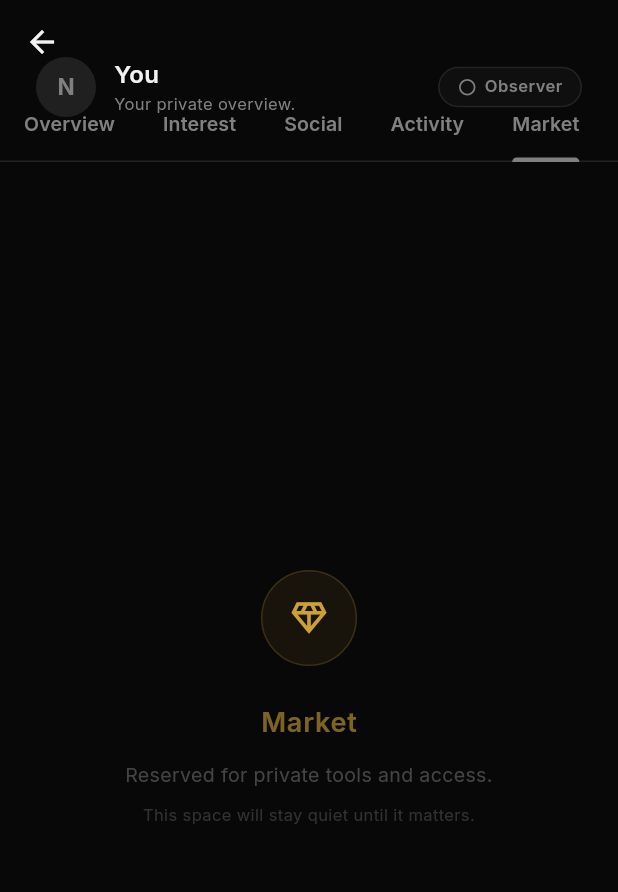
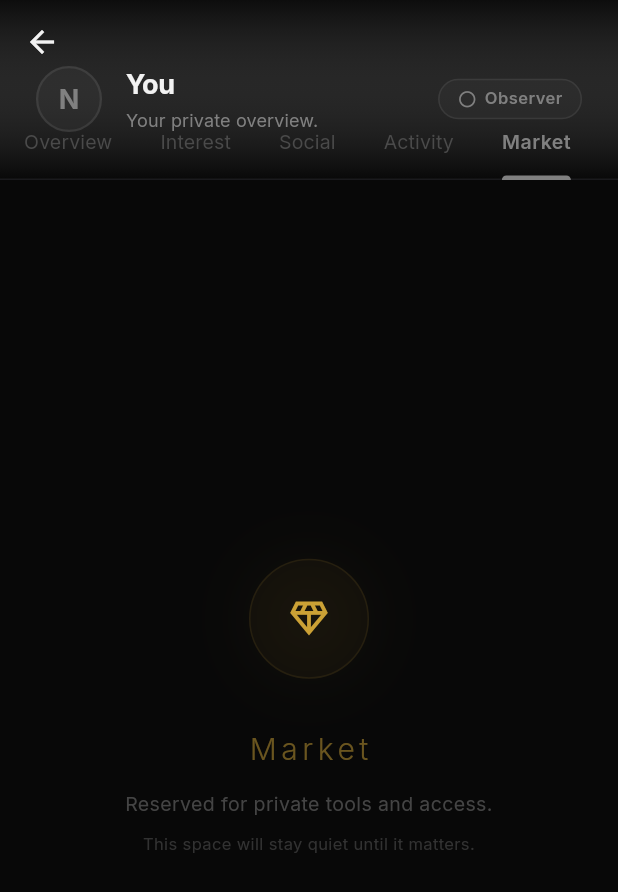
Before and after one commit to futurebotcu/noblora, a Flutter app: the StatusScreen screen opened directly, tab 5 chosen, on a phone screen of 412 x 824 dp. Shown: the top 892 px of the screen. Run offline on Flutter 3.47's test engine with Material 3 defaults, Android fonts, the phone set to English and light mode, and no system bars; our stand-ins replace cached_network_image, flutter_dotenv, flutter_riverpod, google_fonts, image_picker, shared_preferences and 2 more; accounts and stored records are empty; network calls fail.

Commit message:
feat: Remaining screen redesign final pass - Status, Profile, Settings, Filters, Nob, BFF, Social, Market
Status Hub:
- Taller hero (120px) with subtle gradient accent glow at top
- Larger avatar container (44px) with accent border
- Stronger name typography (18px, -0.3 tracking)
- Tab bar: thinner indicator (2px), subtler divider, disabled state refined
- _Card widget: soft shadow (blur 16), 0.5px borderSubtle

Profile:
- 3-stop cinematic gradient (8% → 3% → bg) instead of 2-stop
- Larger avatar (96px) with shadow halo (blur 20)
- More dramatic hero-to-content transition

Settings:
- Section headers: gold accent bar (24px) above title
- Larger section spacing (xxxl top padding)
- Smaller/tighter label text (10px, 1.8 letter-spacing)
- More editorial rhythm between sections

Filters:
- Sheet top: 28px radius with accent-tinted top border
- Chips: pill shape (radiusCircle), elevated background, AnimatedContainer
- Thinner borders (0.5px), softer active state (8% alpha)
- Better text tracking (0.1)

Nob feed:
- Post cards: larger radius (radiusLg=20), subtle shadow
- Pinned border: softer gold (20% alpha)
- Non-pinned: borderSubtle 0.5px

BFF suggestion card:
- Neutral borderSubtle instead of teal border
- Soft shadow matching other card patterns
- Larger radius

Social event card:
- Same shadow + borderSubtle treatment
- Consistent with BFF and Nob card language

Market:
- Larger icon container (80px) with gold glow halo (blur 40)
- Light display title (w300, letter-spacing 3)
- More restrained gold (50% → 40% alpha)
- Feels reserved, not unfinished

Co-Authored-By: Claude Opus 4.6 (1M context) <noreply@anthropic.com>

```diff
--- a/lib/features/bff/bff_suggestion_card.dart
+++ b/lib/features/bff/bff_suggestion_card.dart
@@ -37,7 +37,8 @@ class BffSuggestionCard extends StatelessWidget {
       decoration: BoxDecoration(
         color: AppColors.surface,
         borderRadius: BorderRadius.circular(AppSpacing.radiusLg),
-        border: Border.all(color: _teal.withValues(alpha: 0.2)),
+        border: Border.all(color: AppColors.borderSubtle, width: 0.5),
+        boxShadow: [BoxShadow(color: Colors.black.withValues(alpha: 0.12), blurRadius: 16, offset: const Offset(0, 3))],
       ),
       child: Column(
         crossAxisAlignment: CrossAxisAlignment.start,
--- a/lib/features/social/event_card_widget.dart
+++ b/lib/features/social/event_card_widget.dart
@@ -30,7 +30,8 @@ class EventCardWidget extends StatelessWidget {
         decoration: BoxDecoration(
           color: AppColors.surface,
           borderRadius: BorderRadius.circular(AppSpacing.radiusLg),
-          border: Border.all(color: _violet.withValues(alpha: 0.15)),
+          border: Border.all(color: AppColors.borderSubtle, width: 0.5),
+          boxShadow: [BoxShadow(color: Colors.black.withValues(alpha: 0.12), blurRadius: 16, offset: const Offset(0, 3))],
         ),
         child: Column(
           crossAxisAlignment: CrossAxisAlignment.start,
--- a/lib/features/status/status_screen.dart
+++ b/lib/features/status/status_screen.dart
@@ -114,29 +114,43 @@ class _StatusScreenState extends ConsumerState<StatusScreen> with TickerProvider
         headerSliverBuilder: (ctx, inner) => [
           SliverAppBar(
             backgroundColor: AppColors.bg, surfaceTintColor: Colors.transparent, pinned: true, floating: false,
-            expandedHeight: 100, collapsedHeight: 60,
+            expandedHeight: 120, collapsedHeight: 60,
             flexibleSpace: FlexibleSpaceBar(
               collapseMode: CollapseMode.pin,
-              background: Padding(
-                padding: EdgeInsets.fromLTRB(AppSpacing.xxl, MediaQuery.of(ctx).padding.top + 8, AppSpacing.xxl, 0),
-                child: Row(children: [
-                  CircleAvatar(radius: 20, backgroundColor: tc.withValues(alpha: 0.2),
-                      child: Text((p.displayName.isNotEmpty ? p.displayName[0] : 'N').toUpperCase(),
-                          style: TextStyle(color: tc, fontWeight: FontWeight.w700))),
-                  const SizedBox(width: AppSpacing.md),
+              background: Container(
+                decoration: BoxDecoration(
+                  gradient: LinearGradient(begin: Alignment.topCenter, end: Alignment.bottomCenter,
+                    colors: [tc.withValues(alpha: 0.04), AppColors.bg]),
+                ),
+                padding: EdgeInsets.fromLTRB(AppSpacing.xxl, MediaQuery.of(ctx).padding.top + 12, AppSpacing.xxl, 0),
+                child: Row(crossAxisAlignment: CrossAxisAlignment.center, children: [
+                  Container(
+                    width: 44, height: 44,
+                    decoration: BoxDecoration(
+                      shape: BoxShape.circle,
+                      color: tc.withValues(alpha: 0.08),
+                      border: Border.all(color: tc.withValues(alpha: 0.2), width: 1.5),
+                    ),
+                    child: Center(child: Text((p.displayName.isNotEmpty ? p.displayName[0] : 'N').toUpperCase(),
+                        style: TextStyle(color: tc, fontWeight: FontWeight.w700, fontSize: 18))),
+                  ),
+                  const SizedBox(width: AppSpacing.lg),
                   Expanded(child: Column(crossAxisAlignment: CrossAxisAlignment.start, mainAxisSize: MainAxisSize.min, children: [
                     Text(p.displayName.isNotEmpty ? p.displayName : 'You',
-                        style: const TextStyle(color: AppColors.textPrimary, fontSize: 16, fontWeight: FontWeight.w600)),
-                    Text(_statusLine(p), style: const TextStyle(color: AppColors.textMuted, fontSize: 11)),
+                        style: const TextStyle(color: AppColors.textPrimary, fontSize: 18, fontWeight: FontWeight.w700, letterSpacing: -0.3)),
+                    const SizedBox(height: 2),
+                    Text(_statusLine(p), style: TextStyle(color: AppColors.textMuted, fontSize: 12, letterSpacing: 0.1)),
                   ])),
-                  TierBadge(tier: p.nobTier, size: 24, showLabel: true),
+                  TierBadge(tier: p.nobTier, size: 28, showLabel: true),
                 ]),
               ),
             ),
             bottom: TabBar(controller: _tabs, isScrollable: true,
-              indicatorColor: tc, labelColor: tc, unselectedLabelColor: AppColors.textMuted,
-              dividerColor: AppColors.border, tabAlignment: TabAlignment.start,
-              labelStyle: const TextStyle(fontSize: 13, fontWeight: FontWeight.w600),
+              indicatorColor: tc, indicatorWeight: 2,
+              labelColor: tc, unselectedLabelColor: AppColors.textDisabled,
+              dividerColor: AppColors.borderSubtle, tabAlignment: TabAlignment.start,
+              labelStyle: const TextStyle(fontSize: 13, fontWeight: FontWeight.w600, letterSpacing: 0.3),
+              unselectedLabelStyle: const TextStyle(fontSize: 13, fontWeight: FontWeight.w400),
               tabs: const [Tab(text: 'Overview'), Tab(text: 'Interest'), Tab(text: 'Social'), Tab(text: 'Activity'), Tab(text: 'Market')],
             ),
           ),
@@ -379,16 +393,17 @@ class _MarketTab extends StatelessWidget {
       padding: const EdgeInsets.all(AppSpacing.xxxl),
       child: Column(mainAxisSize: MainAxisSize.min, children: [
         Container(
-          width: 64, height: 64,
+          width: 80, height: 80,
           decoration: BoxDecoration(
             shape: BoxShape.circle,
-            color: AppColors.gold.withValues(alpha: 0.08),
-            border: Border.all(color: AppColors.gold.withValues(alpha: 0.2)),
+            color: AppColors.gold.withValues(alpha: 0.04),
+            border: Border.all(color: AppColors.gold.withValues(alpha: 0.1)),
+            boxShadow: [BoxShadow(color: AppColors.gold.withValues(alpha: 0.05), blurRadius: 40)],
           ),
-          child: const Icon(Icons.diamond_outlined, color: AppColors.gold, size: 28),
+          child: const Icon(Icons.diamond_outlined, color: AppColors.gold, size: 30),
         ),
-        const SizedBox(height: AppSpacing.xxl),
-        Text('Market', style: TextStyle(color: AppColors.gold.withValues(alpha: 0.6), fontSize: 18, fontWeight: FontWeight.w600, letterSpacing: 0.5)),
+        const SizedBox(height: AppSpacing.xxxl),
+        Text('Market', style: TextStyle(color: AppColors.gold.withValues(alpha: 0.5), fontSize: 20, fontWeight: FontWeight.w300, letterSpacing: 3)),
         const SizedBox(height: AppSpacing.md),
         Text('Reserved for private tools and access.',
             style: TextStyle(color: AppColors.textMuted.withValues(alpha: 0.5), fontSize: 13),
@@ -412,8 +427,12 @@ class _Card extends StatelessWidget {
   @override
   Widget build(BuildContext context) => Container(
     padding: const EdgeInsets.all(AppSpacing.xxl),
-    decoration: BoxDecoration(color: AppColors.surface, borderRadius: BorderRadius.circular(AppSpacing.radiusLg),
-        border: Border.all(color: borderColor ?? AppColors.border.withValues(alpha: 0.5))),
+    decoration: BoxDecoration(
+      color: AppColors.surface,
+      borderRadius: BorderRadius.circular(AppSpacing.radiusLg),
+      border: Border.all(color: borderColor ?? AppColors.borderSubtle, width: 0.5),
+      boxShadow: [BoxShadow(color: Colors.black.withValues(alpha: 0.15), blurRadius: 16, offset: const Offset(0, 4))],
+    ),
     child: child);
 }
 
```
Also changed, not shown: lib/features/filters/filter_bottom_sheet.dart (+13 -9 lines), lib/features/noblara_feed/noblara_feed_screen.dart (+5 -3 lines), lib/features/profile/profile_screen.dart (+7 -4 lines), lib/features/settings/settings_screen.dart (+6 -2 lines).
